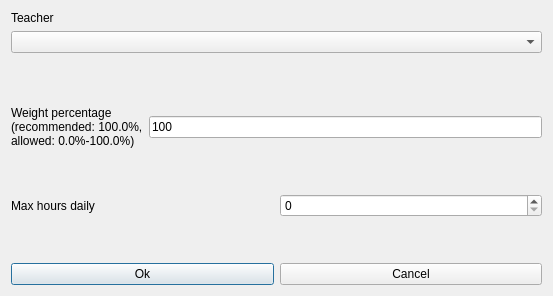
Old version of the form fet/src/interface/modifyconstraintteachermaxhoursdailyform_template.ui in the repository vonmecheln/fet.
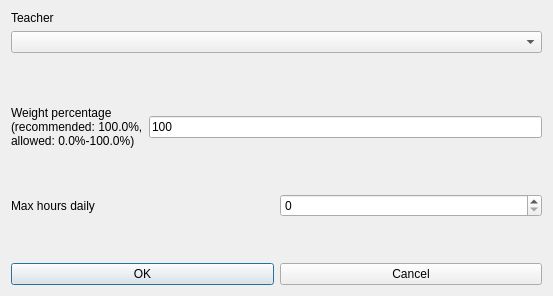
New version of the form.

What changed in the file:
```diff
--- a/fet/src/interface/modifyconstraintteachermaxhoursdailyform_template.ui
+++ b/fet/src/interface/modifyconstraintteachermaxhoursdailyform_template.ui
@@ -143,7 +143,7 @@
      <item>
       <widget class="QPushButton" name="okPushButton">
        <property name="text">
-        <string>Ok</string>
+        <string>OK</string>
        </property>
       </widget>
      </item>
```
